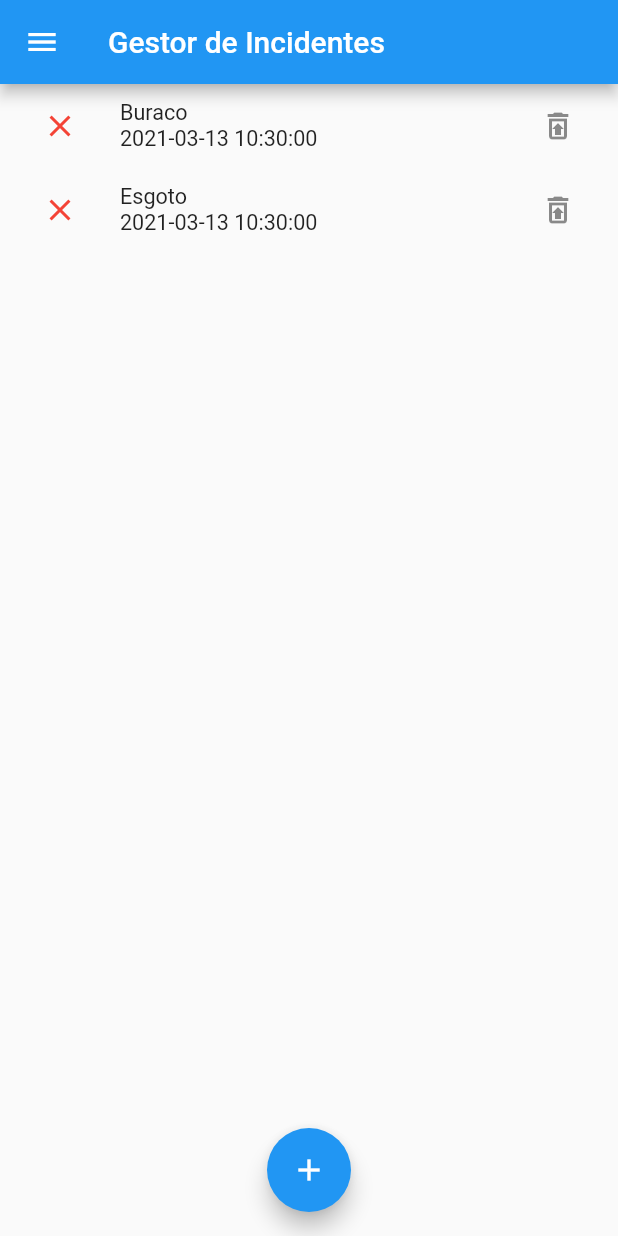
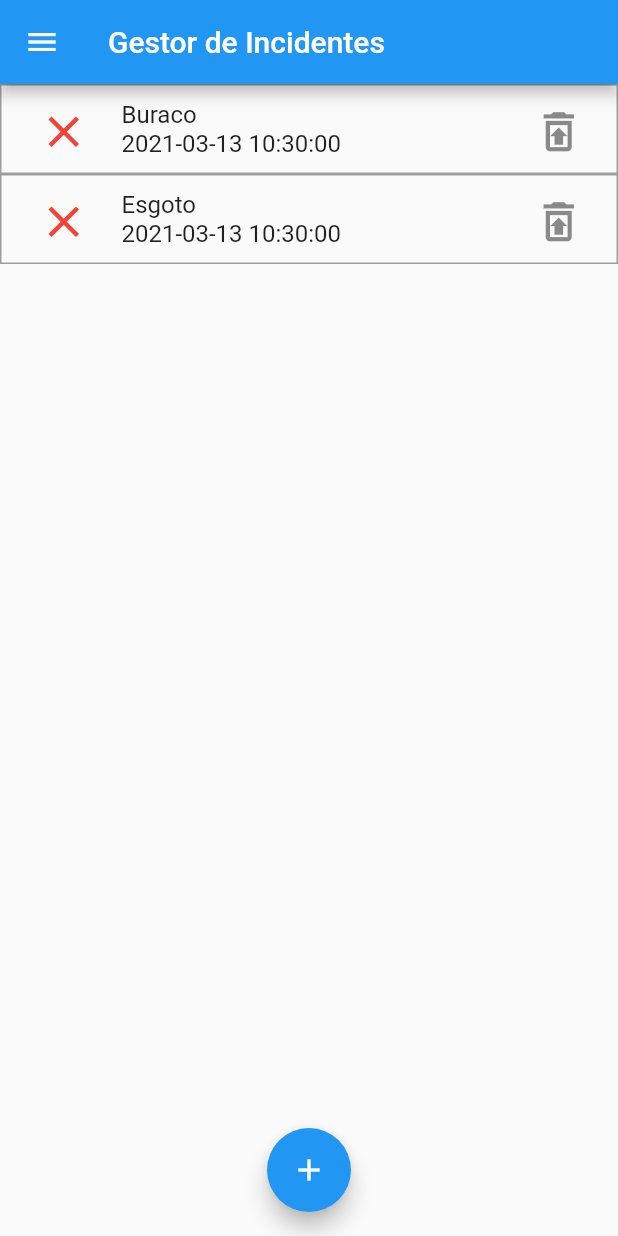
Before and after one commit to nunopenim/FlutterMiniProject, a Flutter app: the screen it shows after launch, on a phone screen of 412 x 824 dp. Run offline on Flutter 3.47's test engine with Material 2 defaults, Android fonts, the phone set to English and light mode, and no system bars.

Commit message:
geral: it's probably almost done

```diff
--- a/lib/detalhe.dart
+++ b/lib/detalhe.dart
@@ -101,7 +101,7 @@ class _DetalheState extends State<Detalhe> {
                 SizedBox(height: 25),
                 ElevatedButton(
                   child: Text(
-                    "Editar detalhe",
+                    "Editar detalhes do Incidente",
                     style: TextStyle(color: Colors.white, fontSize: 16),
                   ),
                   onPressed: () {
--- a/lib/main.dart
+++ b/lib/main.dart
@@ -1,4 +1,5 @@
 import 'package:flutter/material.dart';
+import 'package:flutter/rendering.dart';
 import 'package:miniprojeto/blocs/incidente.dart';
 import 'package:miniprojeto/detalhe.dart';
 
@@ -33,16 +34,23 @@ class _AppScreenState extends State<AppScreen> {
   IncidentesDone incidentesDone = IncidentesDone.getInstance();
 
   void demoMaker() {
-    Incidente i1 = Incidente("Buraco", "Buraco na estrada no cruzamento da Rua das Flores com a Rua das Frutas. Cruzamento muito movimentado!", "", DateTime.now());
+    Incidente i1 = Incidente(
+        "Buraco",
+        "Buraco na estrada no cruzamento da Rua das Flores com a Rua das Frutas. Cruzamento muito movimentado!",
+        "",
+        DateTime.now());
     gestorIncidentes.addIncidente(i1);
-    Incidente i2 = Incidente("Esgoto", "Esgoto entupido na casa do Sr. José, causa possivel é má construção do edificio. Cano possivelmente furado", "Rua das Flores, nº25", DateTime.now());
+    Incidente i2 = Incidente(
+        "Esgoto",
+        "Esgoto entupido na casa do Sr. José, causa possivel é má construção do edificio. Cano possivelmente furado",
+        "Rua das Flores, nº25",
+        DateTime.now());
     gestorIncidentes.addIncidente(i2);
     demomakerhasran = true;
   }
 
   @override
   Widget build(BuildContext context) {
-
     if (!demomakerhasran) {
       demoMaker();
     }
@@ -67,7 +75,8 @@ class _AppScreenState extends State<AppScreen> {
               margin: EdgeInsets.all(0.0),
               padding: EdgeInsets.all(0.0),
             ),
-            ListTile(
+            Container(
+              child: ListTile(
                 title: Text('Incidentes fechados'),
                 leading: Icon(Icons.format_list_bulleted),
                 onTap: () {
@@ -78,7 +87,10 @@ class _AppScreenState extends State<AppScreen> {
                           builder: (context) => IncidentesFechados()));
                 },
               ),
-            ListTile(
+              decoration: BoxDecoration(border: Border.all(color: Colors.grey)),
+            ),
+            Container(
+              child: ListTile(
                 title: Text('Adicionar Incidente'),
                 leading: Icon(Icons.add),
                 onTap: () {
@@ -87,12 +99,15 @@ class _AppScreenState extends State<AppScreen> {
                       .then((value) {
                     gestorIncidentes.addIncidente(value);
                     ScaffoldMessenger.of(context).showSnackBar(SnackBar(
-                      content:
-                          Text("O seu incidente foi submetido com sucesso.")));
+                        content: Text(
+                            "O seu incidente foi submetido com sucesso.")));
                   });
                 },
               ),
-            ListTile(
+              decoration: BoxDecoration(border: Border.all(color: Colors.grey)),
+            ),
+            Container(
+              child: ListTile(
                 title: Text('[DEBUG] Resolver Incidente'),
                 leading: Icon(Icons.bug_report_outlined),
                 onTap: () {
@@ -104,7 +119,10 @@ class _AppScreenState extends State<AppScreen> {
                           : "Não existe incidente possivel de resolver")));
                 },
               ),
-            ListTile(
+              decoration: BoxDecoration(border: Border.all(color: Colors.grey)),
+            ),
+            Container(
+              child: ListTile(
                 title: Text('[DEBUG] Run the Demo Maker'),
                 leading: Icon(Icons.bug_report_outlined),
                 onTap: () {
@@ -112,7 +130,9 @@ class _AppScreenState extends State<AppScreen> {
                   ScaffoldMessenger.of(context).showSnackBar(SnackBar(
                       content: Text("O construtor de exemplos executou!")));
                 },
-            )
+              ),
+              decoration: BoxDecoration(border: Border.all(color: Colors.grey)),
+            ),
           ],
         ),
       ),
@@ -141,51 +161,69 @@ class _AppScreenState extends State<AppScreen> {
                           "Este incidente ainda não se encontra resolvido, por isso não pode transitar para a lista dos fechados.")));
                   return false;
                 },
+                child: Container(
+                    child: Center(
                       child: ListTile(
-                  title: Text(incidente.titulo + "\n" + incidente.data.toString().split(".")[0], textScaleFactor: 0.9),
+                        title: Text(
+                            incidente.titulo +
+                                "\n" +
+                                incidente.data.toString().split(".")[0],
+                            textScaleFactor: 1),
                         onTap: () {
-                    Navigator.push(context, MaterialPageRoute(builder: (context) => Detalhe(incidente: incidente)));
+                          Navigator.push(
+                              context,
+                              MaterialPageRoute(
+                                  builder: (context) =>
+                                      Detalhe(incidente: incidente)));
                         },
                         trailing: incidente.estaResolvido()
                             ? null
-                      : Row(mainAxisSize: MainAxisSize.min, children: <Widget>[
+                            : Row(
+                                mainAxisSize: MainAxisSize.min,
+                                children: <Widget>[
                                     IconButton(
-                              icon: Icon(Icons.restore_from_trash_outlined),
+                                        icon: Icon(Icons.restore_from_trash_outlined, size: 35.0,),
                                         onPressed: () {
                                           setState(() {
                                             snapshot.data.removeAt(index);
-                                  ScaffoldMessenger.of(context).showSnackBar(
-                                      SnackBar(
+                                            ScaffoldMessenger.of(context)
+                                                .showSnackBar(SnackBar(
                                                     content: Text(
                                                         "O incidente foi eliminado com sucesso.")));
                                           });
                                         }),
                                   ]),
-                  leading:
-                      Row(mainAxisSize: MainAxisSize.min, children: <Widget>[
+                        leading: Row(mainAxisSize: MainAxisSize.min,children: <
+                            Widget>[
                           incidente.estaResolvido()
                               ? IconButton(
-                            icon: Icon(Icons.check, color: Colors.green),
+                                  icon: Icon(Icons.check, color: Colors.green, size: 35.0,),
                                   onPressed: () {
                                     incidentesDone.updateListDone(incidente);
                                     setState(() {
                                       snapshot.data.removeAt(index);
                                     });
-                              ScaffoldMessenger.of(context).showSnackBar(SnackBar(
+                                    ScaffoldMessenger.of(context).showSnackBar(
+                                        SnackBar(
                                             content: Text(
                                                 "O seu incidente foi dado como fechado.")));
                                     return true;
                                   })
                               : IconButton(
-                            icon: Icon(Icons.clear, color: Colors.red),
+                              icon: Icon(Icons.clear, color: Colors.red, size: 35.0,),
                               onPressed: () {
-                              ScaffoldMessenger.of(context).showSnackBar(SnackBar(
+                                ScaffoldMessenger.of(context).showSnackBar(
+                                    SnackBar(
                                         content: Text(
                                             "Este incidente ainda não se encontra resolvido, por isso não pode transitar para a lista dos fechados.")));
                                 return false;
                               })
                         ]),
                       ),
+                    ),
+                    decoration:
+                        BoxDecoration(border: Border.all(color: Colors.grey)),
+                    height: 60.0),
               );
             }),
       ),
```
Lines whose indentation alone changed are shown as unchanged.
